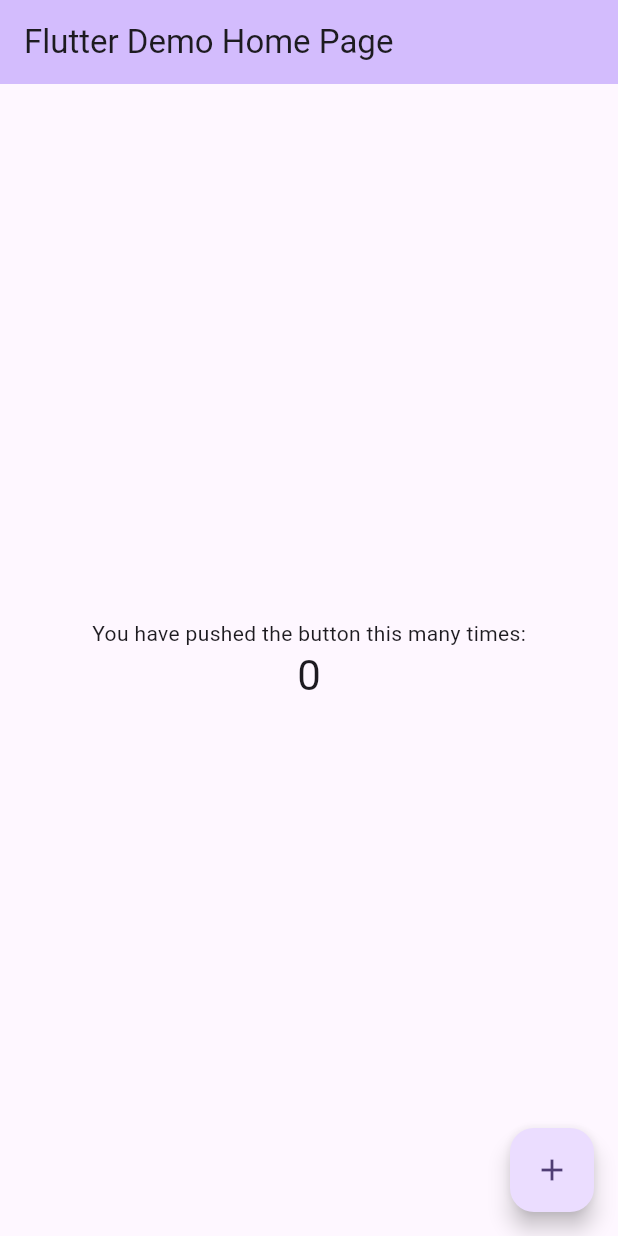
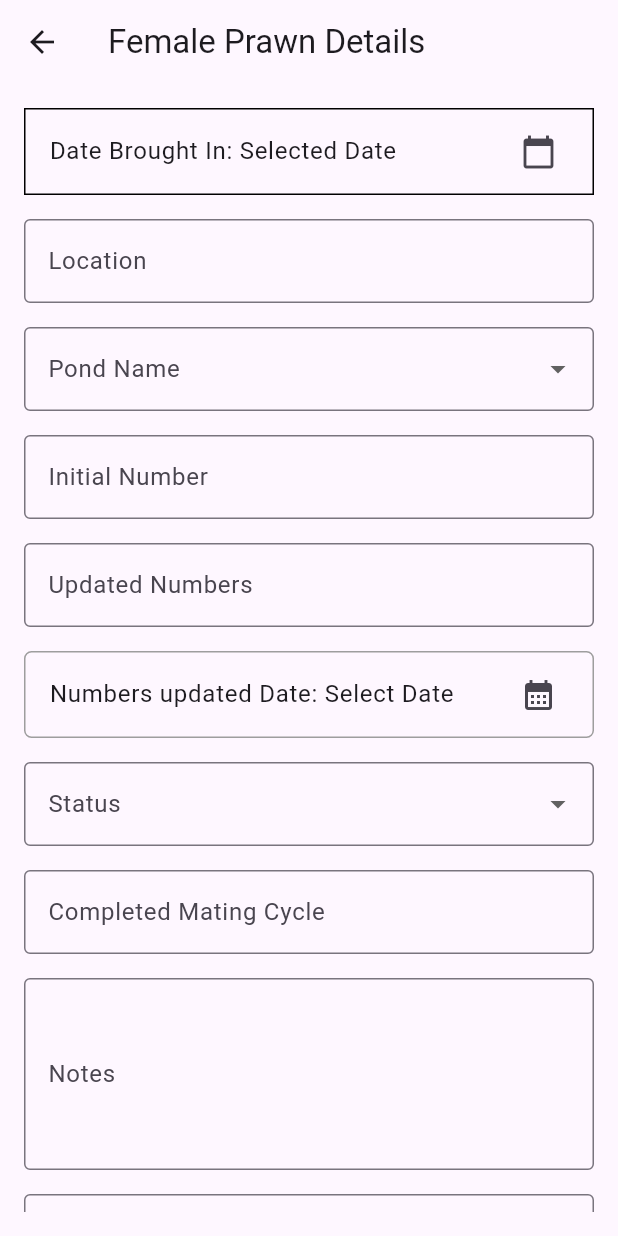
Before and after one commit to sabujith/gkaqua, a Flutter app: the screen it shows after launch, on a phone screen of 412 x 824 dp. Run offline on Flutter 3.47's test engine with Material 3 defaults, Android fonts, the phone set to English and light mode, and no system bars.

Commit message:
Male and Female Prawn Entry Form

```diff
--- a/lib/main.dart
+++ b/lib/main.dart
@@ -1,125 +1,20 @@
 import 'package:flutter/material.dart';
 
+//importing pages
+import 'package:gk_aqua/screens/MalePrawnEntry_Screen.dart';
+import 'package:gk_aqua/screens/FemalePrawnEntry_Screren.dart';
+
 void main() {
-  runApp(const MyApp());
+  runApp(MyApp());
 }
 
 class MyApp extends StatelessWidget {
   const MyApp({super.key});
 
-  // This widget is the root of your application.
   @override
   Widget build(BuildContext context) {
     return MaterialApp(
-      title: 'Flutter Demo',
-      theme: ThemeData(
-        // This is the theme of your application.
-        //
-        // TRY THIS: Try running your application with "flutter run". You'll see
-        // the application has a purple toolbar. Then, without quitting the app,
-        // try changing the seedColor in the colorScheme below to Colors.green
-        // and then invoke "hot reload" (save your changes or press the "hot
-        // reload" button in a Flutter-supported IDE, or press "r" if you used
-        // the command line to start the app).
-        //
-        // Notice that the counter didn't reset back to zero; the application
-        // state is not lost during the reload. To reset the state, use hot
-        // restart instead.
-        //
-        // This works for code too, not just values: Most code changes can be
-        // tested with just a hot reload.
-        colorScheme: ColorScheme.fromSeed(seedColor: Colors.deepPurple),
-        useMaterial3: true,
-      ),
-      home: const MyHomePage(title: 'Flutter Demo Home Page'),
+      home: FemalePrawnScreen(),
     );
   }
 }
-
-class MyHomePage extends StatefulWidget {
-  const MyHomePage({super.key, required this.title});
-
-  // This widget is the home page of your application. It is stateful, meaning
-  // that it has a State object (defined below) that contains fields that affect
-  // how it looks.
-
-  // This class is the configuration for the state. It holds the values (in this
-  // case the title) provided by the parent (in this case the App widget) and
-  // used by the build method of the State. Fields in a Widget subclass are
-  // always marked "final".
-
-  final String title;
-
-  @override
-  State<MyHomePage> createState() => _MyHomePageState();
-}
-
-class _MyHomePageState extends State<MyHomePage> {
-  int _counter = 0;
-
-  void _incrementCounter() {
-    setState(() {
-      // This call to setState tells the Flutter framework that something has
-      // changed in this State, which causes it to rerun the build method below
-      // so that the display can reflect the updated values. If we changed
-      // _counter without calling setState(), then the build method would not be
-      // called again, and so nothing would appear to happen.
-      _counter++;
-    });
-  }
-
-  @override
-  Widget build(BuildContext context) {
-    // This method is rerun every time setState is called, for instance as done
-    // by the _incrementCounter method above.
-    //
-    // The Flutter framework has been optimized to make rerunning build methods
-    // fast, so that you can just rebuild anything that needs updating rather
-    // than having to individually change instances of widgets.
-    return Scaffold(
-      appBar: AppBar(
-        // TRY THIS: Try changing the color here to a specific color (to
-        // Colors.amber, perhaps?) and trigger a hot reload to see the AppBar
-        // change color while the other colors stay the same.
-        backgroundColor: Theme.of(context).colorScheme.inversePrimary,
-        // Here we take the value from the MyHomePage object that was created by
-        // the App.build method, and use it to set our appbar title.
-        title: Text(widget.title),
-      ),
-      body: Center(
-        // Center is a layout widget. It takes a single child and positions it
-        // in the middle of the parent.
-        child: Column(
-          // Column is also a layout widget. It takes a list of children and
-          // arranges them vertically. By default, it sizes itself to fit its
-          // children horizontally, and tries to be as tall as its parent.
-          //
-          // Column has various properties to control how it sizes itself and
-          // how it positions its children. Here we use mainAxisAlignment to
-          // center the children vertically; the main axis here is the vertical
-          // axis because Columns are vertical (the cross axis would be
-          // horizontal).
-          //
-          // TRY THIS: Invoke "debug painting" (choose the "Toggle Debug Paint"
-          // action in the IDE, or press "p" in the console), to see the
-          // wireframe for each widget.
-          mainAxisAlignment: MainAxisAlignment.center,
-          children: <Widget>[
-            const Text(
-              'You have pushed the button this many times:',
-            ),
-            Text(
-              '$_counter',
-              style: Theme.of(context).textTheme.headlineMedium,
-            ),
-          ],
-        ),
-      ),
-      floatingActionButton: FloatingActionButton(
-        onPressed: _incrementCounter,
-        tooltip: 'Increment',
-        child: const Icon(Icons.add),
-      ), // This trailing comma makes auto-formatting nicer for build methods.
-    );
-  }
-}
--- /dev/null
+++ b/lib/screens/FemalePrawnEntry_Screren.dart
@@ -0,0 +1,230 @@
+import 'package:flutter/material.dart';
+
+class FemalePrawnScreen extends StatefulWidget {
+  const FemalePrawnScreen({super.key});
+
+  @override
+  State<FemalePrawnScreen> createState() => _FemalePrawnScreenState();
+}
+
+class _FemalePrawnScreenState extends State<FemalePrawnScreen> {
+  //variables for validation and data passing
+  final _formKey = GlobalKey<FormState>();
+  String? selectedPond;
+  String? selectedStatus;
+  DateTime? selectedDateBroughtIn;
+  DateTime? selectedUpdatedDate;
+
+  //function to pick a date
+  Future<void> _selectDate(BuildContext context, DateTime? initialDate,
+      Function(DateTime) onDateSelected) async {
+    final DateTime? picked = await showDatePicker(
+        context: context,
+        initialDate: initialDate ?? DateTime.now(),
+        firstDate: DateTime(2000),
+        lastDate: DateTime(2101));
+
+    if (picked != null) {
+      onDateSelected(picked);
+    }
+  }
+
+  @override
+  Widget build(BuildContext context) {
+    return Scaffold(
+      appBar: AppBar(
+        shadowColor: Colors.blue,
+        leading: BackButton(
+          onPressed: () {
+            Navigator.of(context).pop();
+          },
+        ),
+        title: const Text('Female Prawn Details'),
+      ),
+      body: Padding(
+        padding: const EdgeInsets.all(16.0),
+        child: Form(
+            key: _formKey,
+            child: ListView(
+              children: [
+                //Date Brought In
+                Container(
+                  decoration: BoxDecoration(border: Border.all(width: 1)),
+                  child: ListTile(
+                    title: Text(
+                      "Date Brought In: ${selectedDateBroughtIn != null ? selectedDateBroughtIn!.toLocal().toString().split(' ')[0] : 'Selected Date'} ",
+                      style: TextStyle(),
+                    ),
+                    trailing: Icon(Icons.calendar_today),
+                    onTap: () =>
+                        _selectDate(context, selectedDateBroughtIn, (date) {
+                      setState(() {});
+                      (() {
+                        selectedDateBroughtIn = date;
+                      });
+                    }),
+                  ),
+                ),
+                const SizedBox(height: 16),
+
+                //Location
+                TextFormField(
+                  decoration: InputDecoration(
+                      labelText: 'Location',
+                      border:
+                          OutlineInputBorder(borderSide: BorderSide(width: 1))),
+                  validator: (value) {
+                    if (value == null || value.isEmpty) {
+                      return 'Please enter a location';
+                    }
+                    return null;
+                  },
+                ),
+                SizedBox(height: 16),
+
+                //Pond Name Dropdown
+                DropdownButtonFormField<String>(
+                    value: selectedPond,
+                    decoration: InputDecoration(
+                        labelText: 'Pond Name',
+                        border: OutlineInputBorder(
+                            borderSide: BorderSide(width: 1))),
+                    items: ["Pond 1", "Pond 2", "Pond 3"].map((String pond) {
+                      return DropdownMenuItem<String>(
+                        value: pond,
+                        child: Text(pond),
+                      );
+                    }).toList(),
+                    onChanged: (String? newValue) {
+                      setState(() {
+                        selectedPond = newValue;
+                      });
+                    }),
+                SizedBox(height: 16),
+
+                //initila number field
+                TextFormField(
+                  decoration: InputDecoration(
+                      labelText: "Initial Number",
+                      border:
+                          OutlineInputBorder(borderSide: BorderSide(width: 1))),
+                  keyboardType: TextInputType.number,
+                  validator: (value) {
+                    if (value == null || value.isEmpty) {
+                      return "Please enter Initial number ";
+                    }
+                    return null;
+                  },
+                ),
+                SizedBox(height: 16),
+
+                //updated Numbers field
+                TextFormField(
+                  decoration: InputDecoration(
+                    labelText: "Updated Numbers",
+                    border:
+                        OutlineInputBorder(borderSide: BorderSide(width: 1)),
+                  ),
+                  keyboardType: TextInputType.number,
+                  validator: (value) {
+                    if (value == null || value.isEmpty) {
+                      return "Please enter Updated Number";
+                    }
+                    return null;
+                  },
+                ),
+                SizedBox(height: 16),
+
+                // Number Updated Date
+                Container(
+                  decoration: BoxDecoration(
+                      border: Border.all(color: Colors.grey),
+                      borderRadius: BorderRadius.circular(5)),
+                  child: ListTile(
+                    title: Text(
+                        "Numbers updated Date: ${selectedUpdatedDate != null ? selectedUpdatedDate!.toLocal().toString().split(" ")[0] : 'Select Date'}"),
+                    trailing: Icon(Icons.calendar_month),
+                    onTap: () {
+                      _selectDate(context, selectedUpdatedDate, (date) {
+                        setState(() {
+                          selectedUpdatedDate = date;
+                        });
+                      });
+                    },
+                  ),
+                ),
+                SizedBox(height: 16),
+
+                //Status Dropdown
+                DropdownButtonFormField<String>(
+                  value: selectedStatus,
+                  decoration: InputDecoration(
+                      labelText: "Status",
+                      border:
+                          OutlineInputBorder(borderSide: BorderSide(width: 1))),
+                  items: ["New", "Combined", "Again Something"]
+                      .map((String status) {
+                    return DropdownMenuItem(
+                      child: Text(status),
+                      value: status,
+                    );
+                  }).toList(),
+                  onChanged: (String? newValue) {
+                    setState(() {
+                      selectedStatus = newValue;
+                    });
+                  },
+                  validator: (value) {
+                    if (value == null || value.isEmpty) {
+                      return "Please enter the status";
+                    }
+                    return null;
+                  },
+                ),
+                SizedBox(height: 16),
+
+                //completed mating cycle
+                TextFormField(
+                  decoration: InputDecoration(
+                      labelText: "Completed Mating Cycle",
+                      border:
+                          OutlineInputBorder(borderSide: BorderSide(width: 1))),
+                  keyboardType: TextInputType.number,
+                ),
+                SizedBox(height: 16),
+
+                //Notes
+                TextFormField(
+                  decoration: InputDecoration(
+                      labelText: "Notes",
+                      border:
+                          OutlineInputBorder(borderSide: BorderSide(width: 1))),
+                  maxLines: 4,
+                ),
+                SizedBox(height: 16),
+
+                TextFormField(
+                  decoration: InputDecoration(
+                      labelText: "Discarded Values",
+                      border:
+                          OutlineInputBorder(borderSide: BorderSide(width: 1))),
+                  keyboardType: TextInputType.number,
+                ),
+                SizedBox(
+                  height: 16,
+                ),
+
+                ElevatedButton(
+                    onPressed: () {
+                      if (_formKey.currentState!.validate()) {
+                        ScaffoldMessenger.of(context).showSnackBar(SnackBar(
+                            content: Text('Form Submitted Successfully')));
+                      }
+                    },
+                    child: Text('SUBMIT'))
+              ],
+            )),
+      ),
+    );
+  }
+}
```
Also changed, not shown: lib/screens/MalePrawnEntry_Screen.dart (added, +240 -0 lines).
